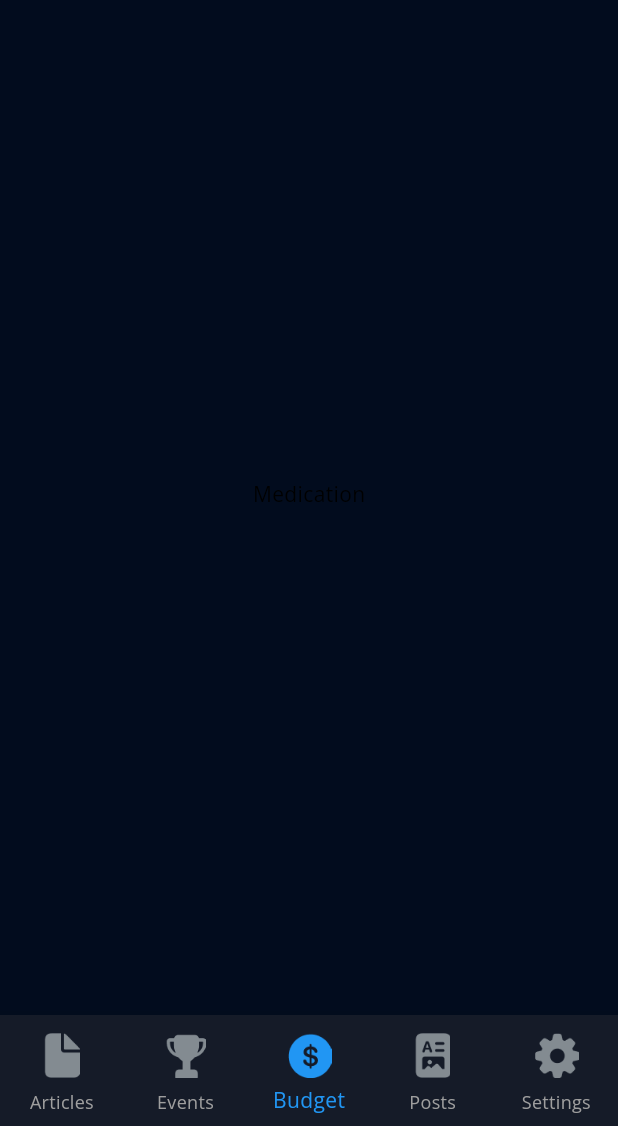
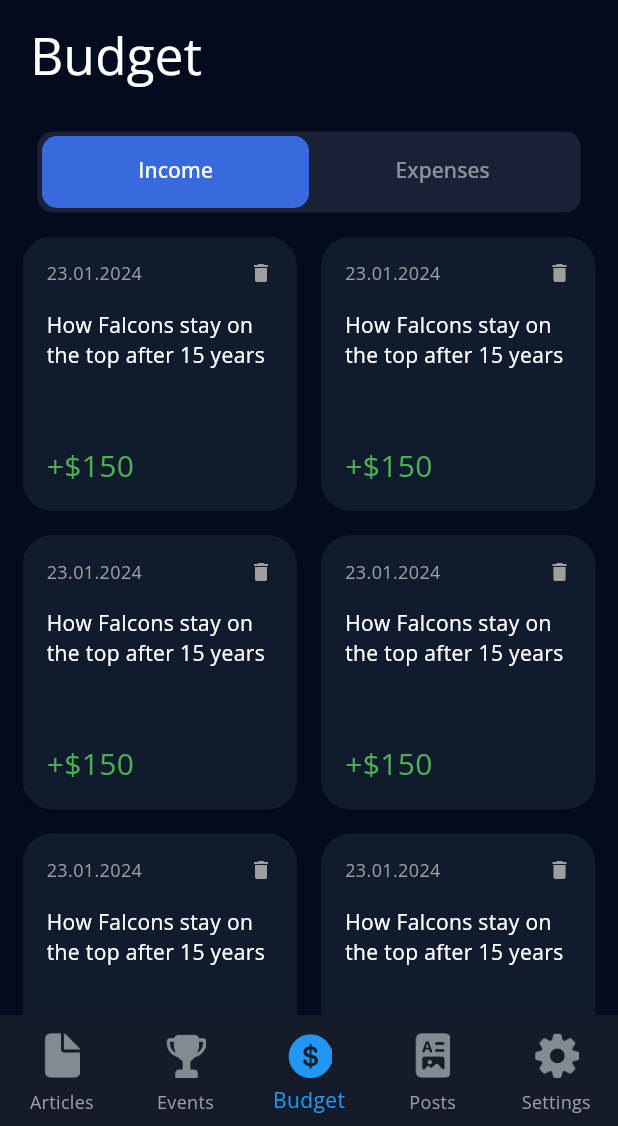
Before and after one commit to ramilsalihar/JournaNet, a Flutter app: the screen it shows after launch, swiped to page 3, on a phone screen of 412 x 824 dp, the part 110-1236 px from its top. Run offline on Flutter 3.47's test engine with Material 3 defaults, Android fonts, the phone set to English and light mode, and no system bars; our stand-ins replace google_fonts, smooth_page_indicator.

Commit message:
budget page

```diff
--- /dev/null
+++ b/lib/presentation/pages/home/budget/budget_content.dart
@@ -0,0 +1,106 @@
+import 'package:flutter/material.dart';
+import 'package:swiftui/presentation/widgets/buttons/app_toggle_button.dart';
+import 'package:swiftui/presentation/widgets/cards/budget_card.dart';
+
+class BudgetContent extends StatelessWidget {
+  const BudgetContent({super.key});
+
+  @override
+  Widget build(BuildContext context) {
+    final tabController = TabController(length: 2, vsync: Scaffold.of(context));
+    final isEmpty = false;
+
+    return Padding(
+      padding: const EdgeInsets.only(
+        top: 30,
+        left: 15,
+        right: 15,
+      ),
+      child: Column(
+        crossAxisAlignment: CrossAxisAlignment.start,
+        children: [
+          _buildHeader('Budget'),
+          const SizedBox(height: 16),
+          AppToggleButton(
+            tabController: tabController,
+          ),
+          const SizedBox(height: 16),
+          isEmpty
+              ? _buildEmptyMessage('No budget items added')
+              : Expanded(
+                  child: TabBarView(
+                    controller: tabController,
+                    children: [
+                      _buildBudgetList(isIncome: true),
+                      _buildBudgetList(isIncome: false),
+                    ],
+                  ),
+                ),
+        ],
+      ),
+    );
+  }
+
+  Widget _buildHeader(String title) {
+    return Padding(
+      padding: const EdgeInsets.only(
+        bottom: 10,
+        left: 5,
+      ),
+      child: Text(
+        title,
+        style: const TextStyle(
+          fontSize: 34,
+          color: Colors.white,
+        ),
+      ),
+    );
+  }
+
+  Widget _buildEmptyMessage(String message) {
+    return const Expanded(
+      child: Center(
+        child: Padding(
+          padding: EdgeInsets.only(bottom: 70),
+          child: Column(
+            mainAxisAlignment: MainAxisAlignment.center,
+            children: [
+              Text(
+                'No budget items added',
+                style: TextStyle(
+                  fontSize: 28,
+                  color: Colors.white,
+                ),
+              ),
+              Text(
+                'Add an item with the plus icon above',
+                style: TextStyle(
+                  fontSize: 17,
+                  color: Colors.grey,
+                ),
+              ),
+            ],
+          ),
+        ),
+      ),
+    );
+  }
+
+  Widget _buildBudgetList({required bool isIncome}) {
+    return GridView.builder(
+      gridDelegate: const SliverGridDelegateWithFixedCrossAxisCount(
+        crossAxisCount: 2,
+        mainAxisSpacing: 16,
+        crossAxisSpacing: 16,
+      ),
+      itemCount: 6,
+      itemBuilder: (context, index) {
+        return BudgetCard(
+          date: '23.01.2024',
+          title: 'How Falcons stay on the top after 15 years',
+          amount: isIncome ? '+\$150' : '-\$150',
+        );
+      },
+    );
+  }
+}
--- a/lib/presentation/pages/home/home_page.dart
+++ b/lib/presentation/pages/home/home_page.dart
@@ -1,6 +1,8 @@
 import 'package:flutter/material.dart';
 import 'package:swiftui/presentation/pages/home/articles/article_content.dart';
 import 'package:swiftui/presentation/pages/home/articles/new_article_page.dart';
+import 'package:swiftui/presentation/pages/home/budget/add_budget_page.dart';
+import 'package:swiftui/presentation/pages/home/budget/budget_content.dart';
 import 'package:swiftui/presentation/pages/home/events/event_content.dart';
 import 'package:swiftui/presentation/pages/home/events/new_event_page.dart';
 import 'package:swiftui/presentation/widgets/layout/app_bottom_bar.dart';
@@ -42,9 +44,7 @@ class _HomePageState extends State<HomePage> {
           children: const [
             ArticleContent(),
             EventContent(),
-            Center(
-              child: Text('Medication'),
-            ),
+            BudgetContent(),
             Center(
               child: Text('Medication'),
             ),
@@ -81,6 +81,12 @@ class _HomePageState extends State<HomePage> {
                     builder: (context) => const NewEventPage(),
                   ),
                 );
+              } else if (selectedIndex == 2) {
+                Navigator.of(context).push(
+                  MaterialPageRoute(
+                    builder: (context) => const AddBudgetPage(),
+                  ),
+                );
               }
             },
           ),
--- /dev/null
+++ b/lib/presentation/widgets/buttons/app_toggle_button.dart
@@ -0,0 +1,50 @@
+import 'package:flutter/material.dart';
+
+class AppToggleButton extends StatefulWidget {
+  const AppToggleButton({super.key, required this.tabController});
+
+  final TabController tabController;
+
+  @override
+  State<AppToggleButton> createState() => _AppToggleButtonState();
+}
+
+class _AppToggleButtonState extends State<AppToggleButton> {
+  @override
+  Widget build(BuildContext context) {
+    final theme = Theme.of(context);
+    return Padding(
+      padding: const EdgeInsets.symmetric(horizontal: 10),
+      child: Container(
+        decoration: BoxDecoration(
+          border: Border.all(color: theme.cardColor),
+          borderRadius: BorderRadius.circular(10),
+          color: theme.cardColor,
+        ),
+        child: TabBar(
+          dividerColor: Colors.transparent,
+          controller: widget.tabController,
+          indicator: BoxDecoration(
+            borderRadius: BorderRadius.circular(10), // Creates border
+            color: theme.colorScheme.secondary,
+          ),
+          indicatorSize: TabBarIndicatorSize.tab,
+          labelColor: Colors.white,
+          unselectedLabelColor: Colors.white.withOpacity(0.5),
+          padding: const EdgeInsets.symmetric(
+            horizontal: 2,
+            vertical: 2,
+          ),
+          tabs: const [
+            Tab(
+              child: Text('Income'),
+            ),
+            Tab(
+              child: Text('Expenses'),
+            ),
+          ],
+        ),
+      ),
+    );
+  }
+}
--- /dev/null
+++ b/lib/presentation/widgets/cards/budget_card.dart
@@ -0,0 +1,50 @@
+import 'package:flutter/material.dart';
+
+class BudgetCard extends StatelessWidget {
+  final String date;
+  final String title;
+  final String amount;
+
+  const BudgetCard({
+    super.key,
+    required this.date,
+    required this.title,
+    required this.amount,
+  });
+
+  @override
+  Widget build(BuildContext context) {
+    return Container(
+      padding: const EdgeInsets.all(16),
+      decoration: BoxDecoration(
+        color: Theme.of(context).cardColor.withOpacity(0.7),
+        borderRadius: BorderRadius.circular(20),
+      ),
+      child: Column(
+        crossAxisAlignment: CrossAxisAlignment.start,
+        children: [
+          Row(
+            mainAxisAlignment: MainAxisAlignment.spaceBetween,
+            children: [
+              Text(
+                date,
+                style: TextStyle(color: Colors.grey, fontSize: 12),
+              ),
+              Icon(Icons.delete, color: Colors.grey, size: 16),
+            ],
+          ),
+          SizedBox(height: 16),
+          Text(
+            title,
+            style: TextStyle(color: Colors.white, fontSize: 14),
+          ),
+          Spacer(),
+          Text(
+            amount,
+            style: TextStyle(color: Colors.green, fontSize: 20),
+          ),
+        ],
+      ),
+    );
+  }
+}
```
Also changed, not shown: lib/presentation/pages/home/budget/add_budget_page.dart (added, +146 -0 lines).
